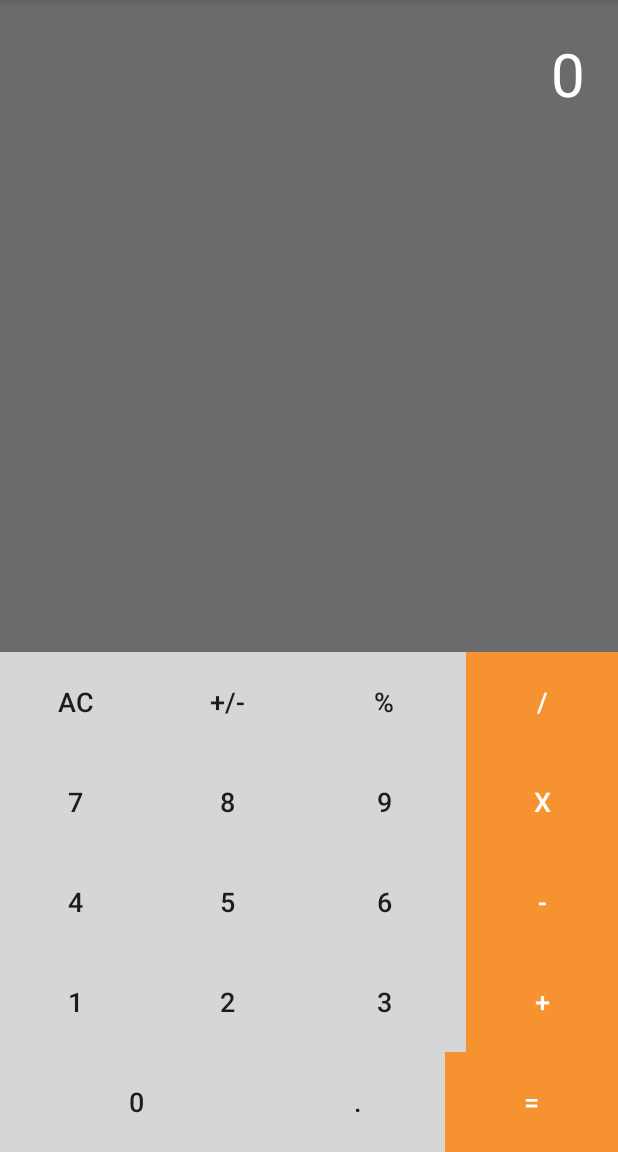
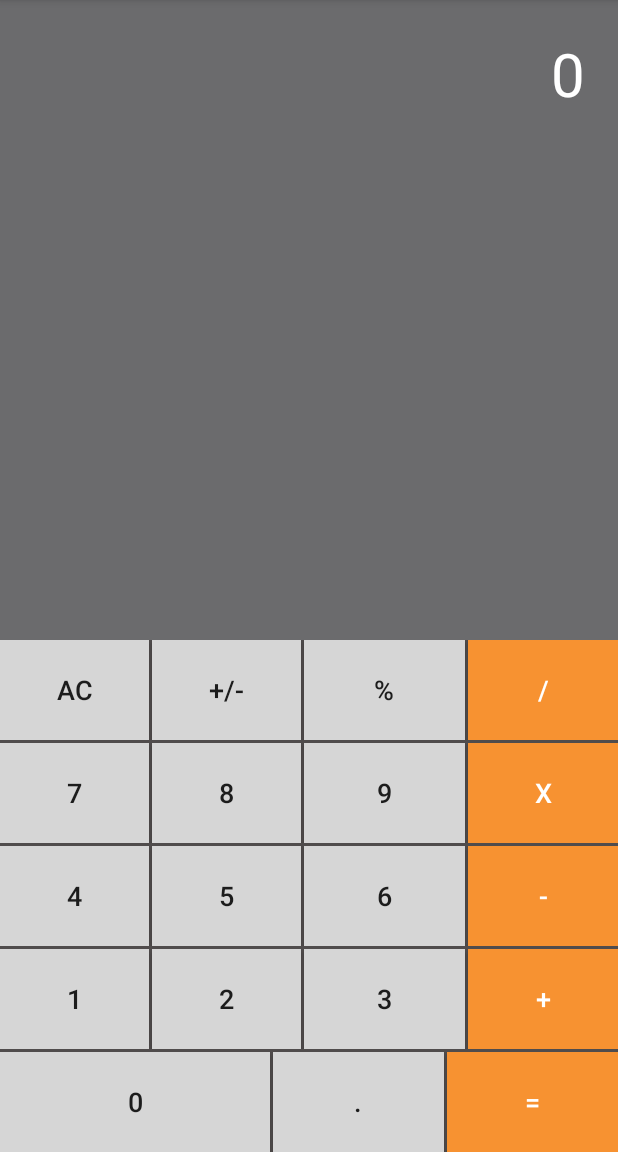
Before and after one commit to Pedestal19/Calculator_Demo, an Android app: the screen it shows after launch (MainActivity), on a phone screen of 412 x 824 dp, the part 84-1236 px from its top. Run offline under Robolectric (Android 15) with nearby library versions, the phone set to English and light mode, and no system bars.

Commit message:
added margin to buttons

```diff
--- a/app/src/main/res/layout/activity_main.xml
+++ b/app/src/main/res/layout/activity_main.xml
@@ -28,12 +28,14 @@
 
         <TableRow
             android:layout_width="match_parent"
-            android:layout_height="match_parent">
+            android:layout_height="match_parent"
+            android:layout_marginBottom="1pt">
 
             <Button
                 android:id="@+id/button7"
                 android:layout_width="30pt"
                 android:layout_height="30pt"
+                android:layout_marginRight="1pt"
                 android:layout_weight="1"
                 android:background="@color/whiteback"
                 android:text="AC"
@@ -43,6 +45,7 @@
                 android:id="@+id/buPlusMinus"
                 android:layout_width="30pt"
                 android:layout_height="30pt"
+                android:layout_marginRight="1pt"
                 android:layout_weight="1"
                 android:background="@color/whiteback"
                 android:onClick="buNumberEvent"
@@ -53,6 +56,7 @@
                 android:id="@+id/button5"
                 android:layout_width="30pt"
                 android:layout_height="30pt"
+                android:layout_marginRight="1pt"
                 android:layout_weight="1"
                 android:background="@color/whiteback"
                 android:text="%"
@@ -72,12 +76,14 @@
 
         <TableRow
             android:layout_width="match_parent"
-            android:layout_height="match_parent">
+            android:layout_height="match_parent"
+            android:layout_marginBottom="1pt">
 
             <Button
                 android:id="@+id/bu7"
                 android:layout_width="30pt"
                 android:layout_height="30pt"
+                android:layout_marginRight="1pt"
                 android:layout_weight="1"
                 android:background="@color/whiteback"
                 android:onClick="buNumberEvent"
@@ -88,6 +94,7 @@
                 android:id="@+id/bu8"
                 android:layout_width="30pt"
                 android:layout_height="30pt"
+                android:layout_marginRight="1pt"
                 android:layout_weight="1"
                 android:background="@color/whiteback"
                 android:onClick="buNumberEvent"
@@ -98,6 +105,7 @@
                 android:id="@+id/bu9"
                 android:layout_width="30pt"
                 android:layout_height="30pt"
+                android:layout_marginRight="1pt"
                 android:layout_weight="1"
                 android:background="@color/whiteback"
                 android:onClick="buNumberEvent"
@@ -118,12 +126,14 @@
 
         <TableRow
             android:layout_width="match_parent"
-            android:layout_height="match_parent">
+            android:layout_height="match_parent"
+            android:layout_marginBottom="1pt">
 
             <Button
                 android:id="@+id/bu4"
                 android:layout_width="30pt"
                 android:layout_height="30pt"
+                android:layout_marginRight="1pt"
                 android:layout_weight="1"
                 android:background="@color/whiteback"
                 android:onClick="buNumberEvent"
@@ -134,6 +144,7 @@
                 android:id="@+id/bu5"
                 android:layout_width="30pt"
                 android:layout_height="30pt"
+                android:layout_marginRight="1pt"
                 android:layout_weight="1"
                 android:background="@color/whiteback"
                 android:onClick="buNumberEvent"
@@ -144,6 +155,7 @@
                 android:id="@+id/bu6"
                 android:layout_width="74dp"
                 android:layout_height="30pt"
+                android:layout_marginRight="1pt"
                 android:layout_weight="1"
                 android:background="@color/whiteback"
                 android:onClick="buNumberEvent"
@@ -164,12 +176,14 @@
 
         <TableRow
             android:layout_width="match_parent"
-            android:layout_height="match_parent">
+            android:layout_height="match_parent"
+            android:layout_marginBottom="1pt">
 
             <Button
                 android:id="@+id/bu1"
                 android:layout_width="30pt"
                 android:layout_height="30pt"
+                android:layout_marginRight="1pt"
                 android:layout_weight="1"
                 android:background="@color/whiteback"
                 android:onClick="buNumberEvent"
@@ -180,6 +194,7 @@
                 android:id="@+id/bu2"
                 android:layout_width="30pt"
                 android:layout_height="30pt"
+                android:layout_marginRight="1pt"
                 android:layout_weight="1"
                 android:background="@color/whiteback"
                 android:onClick="buNumberEvent"
@@ -190,6 +205,7 @@
                 android:id="@+id/bu3"
                 android:layout_width="30pt"
                 android:layout_height="30pt"
+                android:layout_marginRight="1pt"
                 android:layout_weight="1"
                 android:background="@color/whiteback"
                 android:onClick="buNumberEvent"
@@ -219,6 +235,7 @@
             android:id="@+id/bu0"
             android:layout_width="60pt"
             android:layout_height="30pt"
+            android:layout_marginRight="1pt"
             android:layout_weight="1"
             android:background="@color/whiteback"
             android:onClick="buNumberEvent"
@@ -229,6 +246,7 @@
             android:id="@+id/buDot"
             android:layout_width="30pt"
             android:layout_height="30pt"
+            android:layout_marginRight="1pt"
             android:layout_weight="1"
             android:background="@color/whiteback"
             android:onClick="buNumberEvent"
```
